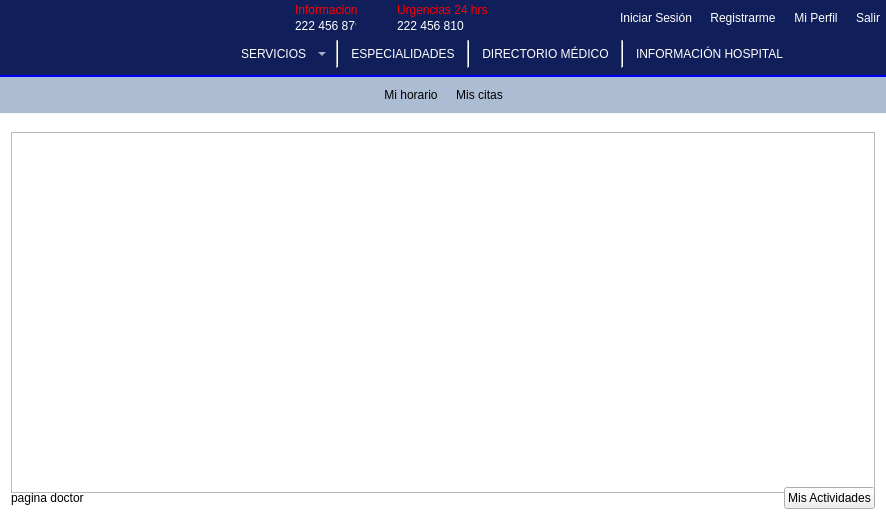
This is mainwindow.ui in Laloses/Hospital as Qt 5 draws it before an edit. The edited form follows.
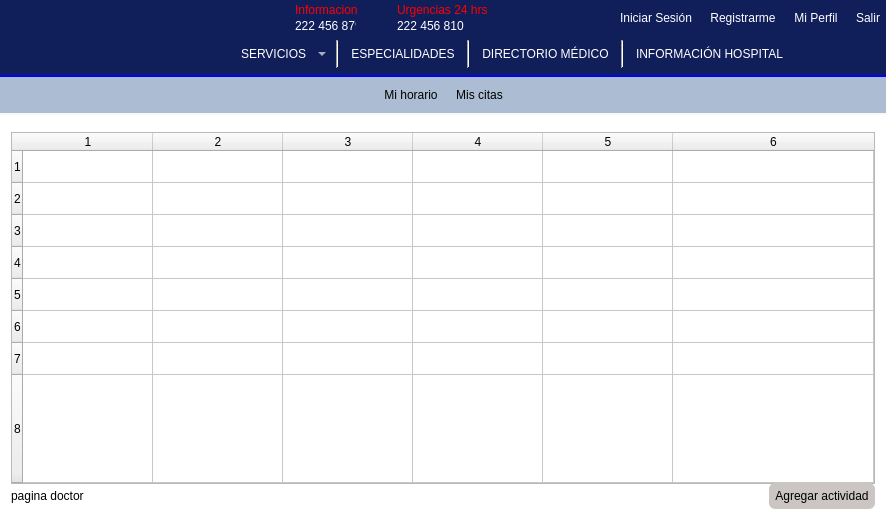
This is the edited form. The open tabs and pages were chosen to show the change. Icons and pictures are not drawn.

```diff
--- a/mainwindow.ui
+++ b/mainwindow.ui
@@ -1878,6 +1878,21 @@
 	background-color: #acbdd3;
 	border-top: 2px double blue;
 	border-bottom: 2px solid #f7f8f9 ;
+}
+QPushButton{
+	background: #cbc6c3;
+	border-radius:6px;
+	color: black;
+	padding:6px;
+	text-decoration:none;
+}
+QPushButton:hover{
+	background: #acbdd3;
+	margin-top: 1px;
+}
+QPushButton:focus{
+	background: rgb(111, 157, 183);
+	color:white;
 }</string>
        </property>
        <layout class="QGridLayout" name="gridLayout_9">
@@ -2027,9 +2042,53 @@
               <property name="minimumSize">
                <size>
                 <width>851</width>
-                <height>361</height>
+                <height>352</height>
                </size>
               </property>
+              <property name="rowCount">
+               <number>8</number>
+              </property>
+              <property name="columnCount">
+               <number>6</number>
+              </property>
+              <attribute name="horizontalHeaderVisible">
+               <bool>true</bool>
+              </attribute>
+              <attribute name="horizontalHeaderCascadingSectionResizes">
+               <bool>false</bool>
+              </attribute>
+              <attribute name="horizontalHeaderDefaultSectionSize">
+               <number>130</number>
+              </attribute>
+              <attribute name="horizontalHeaderMinimumSectionSize">
+               <number>39</number>
+              </attribute>
+              <attribute name="horizontalHeaderStretchLastSection">
+               <bool>true</bool>
+              </attribute>
+              <attribute name="verticalHeaderCascadingSectionResizes">
+               <bool>false</bool>
+              </attribute>
+              <attribute name="verticalHeaderDefaultSectionSize">
+               <number>32</number>
+              </attribute>
+              <attribute name="verticalHeaderStretchLastSection">
+               <bool>true</bool>
+              </attribute>
+              <row/>
+              <row/>
+              <row/>
+              <row/>
+              <row/>
+              <row/>
+              <row/>
+              <row/>
+              <column/>
+              <column/>
+              <column/>
+              <column/>
+              <column/>
+              <column/>
              </widget>
             </item>
             <item row="1" column="0">
@@ -2055,7 +2114,7 @@
             <item row="1" column="2">
              <widget class="QPushButton" name="pushButton_2">
               <property name="text">
-               <string>Mis Actividades</string>
+               <string>Agregar actividad</string>
               </property>
              </widget>
             </item>
```
Left out of the diff: 36 changed lines with no effect on the pictures.
